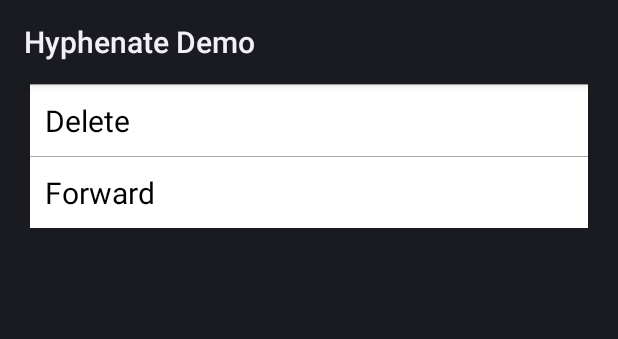
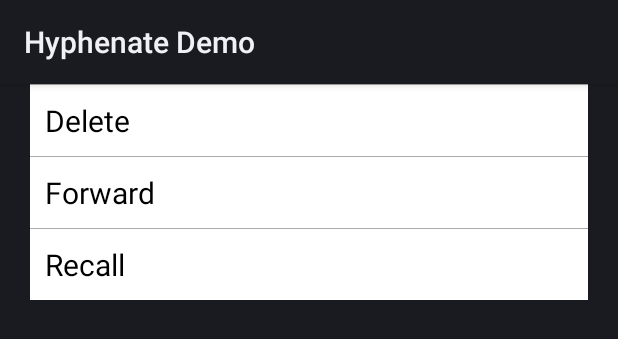
Before and after one commit to easemob/sdkdemoapp3.0_android, an Android app: the layout em_context_menu_for_image.xml on its own in the app's theme, with its tools: preview values and no code run, on a phone screen of 412 x 824 dp. Shown: the top 339 px of the screen. Run offline under Robolectric (Android 15) with nearby library versions, the phone set to English and light mode, and no system bars.

Commit message:
add recall method Ui display

```diff
--- a/app/src/main/java/com/hyphenate/chatuidemo/ui/MainActivity.java
+++ b/app/src/main/java/com/hyphenate/chatuidemo/ui/MainActivity.java
@@ -258,8 +258,7 @@ public class MainActivity extends BaseActivity {
 
 		@Override
 		public void onMessageRecalled(List<EMMessage> messages) {
-//			updateUnreadLabel();
-//			conversationListFragment.refresh();
+			refreshUIWithMessage();
 		}
 
 		@Override
--- a/app/src/main/res/layout/em_context_menu_for_image.xml
+++ b/app/src/main/res/layout/em_context_menu_for_image.xml
@@ -55,4 +55,21 @@
         android:textColor="@android:color/black"
         android:textSize="20sp" />
 
+    <View
+        android:layout_width="match_parent"
+        android:layout_height="1px"
+        android:background="@android:color/darker_gray" />
+
+    <TextView
+        android:id="@+id/recall"
+        android:layout_width="match_parent"
+        android:layout_height="wrap_content"
+        android:background="@drawable/em_context_menu_item_bg"
+        android:clickable="true"
+        android:gravity="center_vertical"
+        android:onClick="recall"
+        android:padding="10dp"
+        android:text="@string/recall"
+        android:textColor="@android:color/black"
+        android:textSize="20sp" />
 </LinearLayout>
--- a/app/src/main/res/values/em_strings.xml
+++ b/app/src/main/res/values/em_strings.xml
@@ -35,6 +35,8 @@
     <string name="copy">Copy</string>
     <string name="forward">Forward</string>
     <string name="recall">Recall</string>
+    <string name="msg_recall_by_self">This message has been recall by me</string>
+    <string name="msg_recall_by_others">This message has been recalled by %1$s</string>
     <string name="button_logout">Logout</string>
     <string name="button_uploadlog">Upload the log</string>
     <string name="ok">OK</string>
```
Also changed, not shown: app/src/main/java/com/hyphenate/chatuidemo/DemoHelper.java (+7 -1 lines), app/src/main/java/com/hyphenate/chatuidemo/ui/ChatFragment.java (+22 -3 lines), app/src/main/java/com/hyphenate/chatuidemo/widget/EaseChatRowRecall.java (added, +55 -0 lines), app/src/main/res/layout/em_context_menu_for_location.xml (+18 -0 lines), app/src/main/res/layout/em_context_menu_for_video.xml (+18 -0 lines), app/src/main/res/layout/em_context_menu_for_voice.xml (+18 -0 lines), 1 other file.
